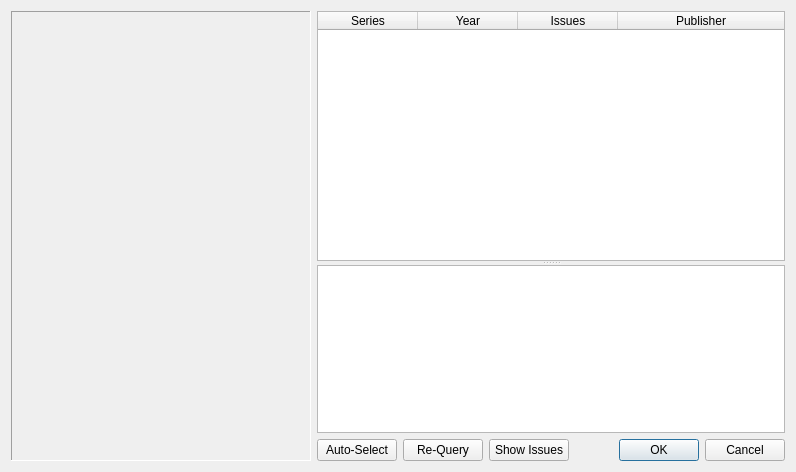
This is volumeselectionwindow.ui in comictagger/comictagger as Qt 5 draws it before an edit. The edited form follows.
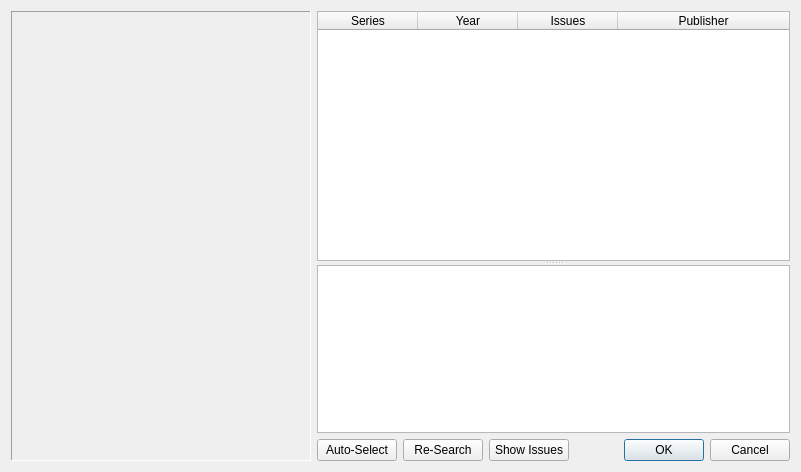
This is the edited form.

The edit to the form file:
```diff
--- a/volumeselectionwindow.ui
+++ b/volumeselectionwindow.ui
@@ -6,8 +6,8 @@
    <rect>
     <x>0</x>
     <y>0</y>
-    <width>796</width>
-    <height>454</height>
+    <width>801</width>
+    <height>470</height>
    </rect>
   </property>
   <property name="windowTitle">
@@ -156,7 +156,7 @@
          <item>
           <widget class="QPushButton" name="btnRequery">
            <property name="text">
-            <string>Re-Query</string>
+            <string>Re-Search</string>
            </property>
           </widget>
          </item>
```
